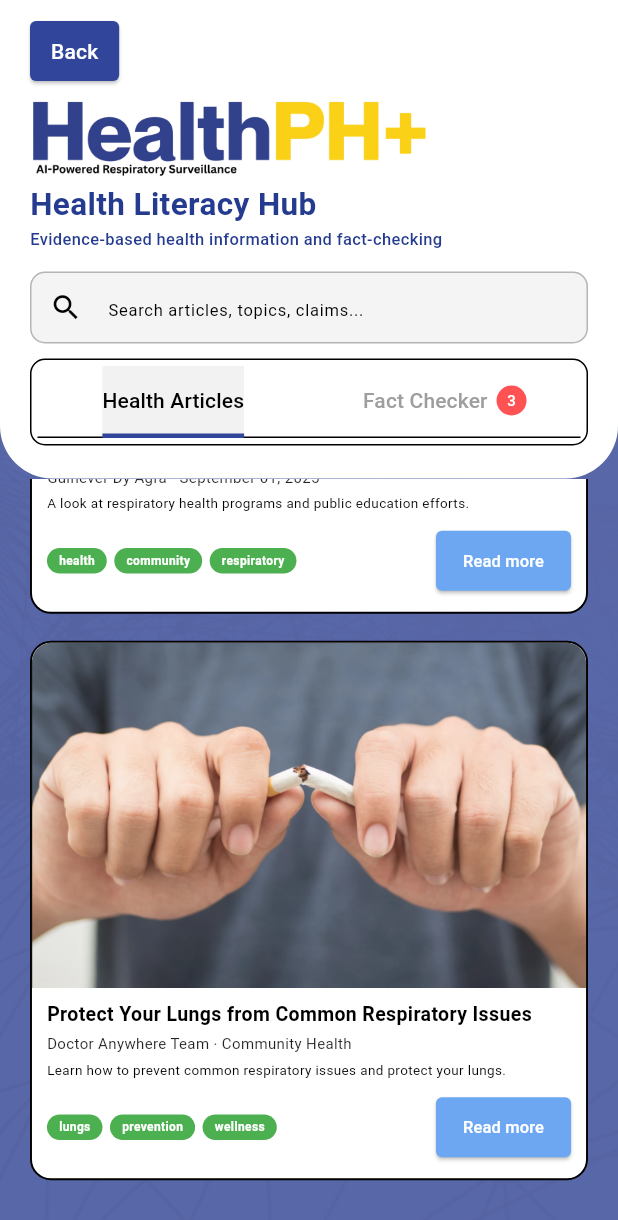
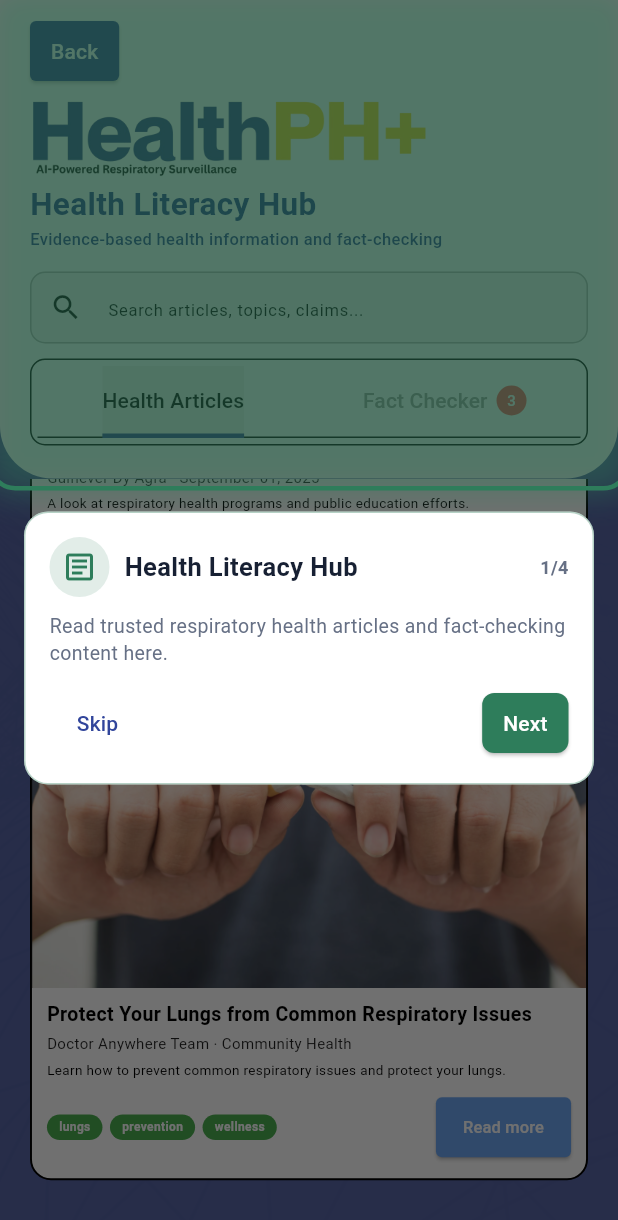
Before and after one commit to 008yam/HealthPH_Plus, a Flutter app: the HealthLiteracyPage screen opened directly, scrolled down 692 dp, on a phone screen of 412 x 824 dp. Shown: the top 1220 px of the screen. Run offline on Flutter 3.47's test engine with Material 3 defaults, Android fonts, the light colour scheme and no system bars; our stand-ins replace flutter_map, latlong2, share_plus, shared_preferences, sqflite; accounts and stored records are empty.

Commit message:
Addition of colors to intro tutorial page and Coach Marks into the pages of Data Collection and Health Literacy

```diff
--- a/lib/pages/health_literacy_page.dart
+++ b/lib/pages/health_literacy_page.dart
@@ -3,6 +3,7 @@ import 'package:url_launcher/url_launcher.dart';
 import '../theme/app_theme.dart';
 import 'package:healthphplus/main_page.dart';
 import '../theme/responsive.dart';
+import '../widgets/coach_mark.dart';
 
 class HealthLiteracyPage extends StatefulWidget {
   const HealthLiteracyPage({super.key});
@@ -13,6 +14,10 @@ class HealthLiteracyPage extends StatefulWidget {
 
 class _HealthLiteracyPageState extends State<HealthLiteracyPage> {
   final TextEditingController _searchController = TextEditingController();
+  final literacyHeaderKey = GlobalKey();
+  final literacySearchKey = GlobalKey();
+  final literacyTabsKey = GlobalKey();
+  final literacyContentKey = GlobalKey();
 
   String searchQuery = "";
 
@@ -63,6 +68,51 @@ class _HealthLiteracyPageState extends State<HealthLiteracyPage> {
   }
 
   @override
+  void initState() {
+    super.initState();
+
+    WidgetsBinding.instance.addPostFrameCallback((_) {
+      Future.delayed(const Duration(microseconds: 650), () {
+        if (!mounted) return;
+
+        CoachMark.showOnce(
+          context,
+          discoveryKey: "health_literacy_v1",
+          steps: [
+            CoachMarkStep(
+              targetKey: literacyHeaderKey, //Coach Mark for Header
+              title: "Health Literacy Hub",
+              description: "Read trusted respiratory health articles and fact-checking content here.",
+              icon: Icons.article_outlined,
+              color: AppTheme.success,
+            ),
+            CoachMarkStep( //Coach Mark for Search Bar
+              targetKey: literacySearchKey,
+              title: "Search Health Topics",
+              description: "Search Articles by topic, claim, disease, or keyword",
+              icon: Icons.search,
+              color: AppTheme.info,
+            ),
+            CoachMarkStep(
+              targetKey: literacyTabsKey,
+              title: "Articles and Fact Checks",
+              description: "Switch between health artilces and quick fact-checking cards",
+              icon: Icons.tab,
+              color: AppTheme.primary,
+            ),
+            CoachMarkStep(
+              targetKey: literacyContentKey,
+              title: "Learning Content",
+              description: "Tab an article card to open the full health resource",
+              icon: Icons.search,
+              color: AppTheme.warning,
+             ),
+            ],
+          );
+        });
+      });
+    }
+  @override
   void dispose() {
     _searchController.dispose();
     super.dispose();
@@ -93,9 +143,11 @@ class _HealthLiteracyPageState extends State<HealthLiteracyPage> {
             Column(
               children: [
             // HEADER
-            Container(
-              width: double.infinity,
-              decoration: const BoxDecoration(
+            KeyedSubtree(
+              key: literacyHeaderKey,
+              child: Container(
+                width: double.infinity,
+                decoration: const BoxDecoration(
                 color: Colors.white,
                 borderRadius: BorderRadius.only(
                   bottomLeft: Radius.circular(35),
@@ -164,8 +216,10 @@ class _HealthLiteracyPageState extends State<HealthLiteracyPage> {
                       const SizedBox(height: 14),
 
                       // SEARCH BAR - NOW FUNCTIONAL
-                      TextField(
-                        controller: _searchController,
+                      KeyedSubtree(
+                        key: literacySearchKey,
+                        child: TextField(
+                          controller: _searchController,
                         onChanged: (value) {
                           setState(() {
                             searchQuery = value.toLowerCase().trim();
@@ -196,11 +250,14 @@ class _HealthLiteracyPageState extends State<HealthLiteracyPage> {
                           ),
                         ),
                       ),
+                    ),
 
                       const SizedBox(height: 10),
 
-                      Container(
-                        padding: const EdgeInsets.all(4),
+                      KeyedSubtree(
+                        key: literacyTabsKey,
+                        child: Container(
+                          padding: const EdgeInsets.all(4),
                         decoration: BoxDecoration(
                           color: Colors.white,
                           border: Border.all(color: Colors.black),
@@ -243,14 +300,18 @@ class _HealthLiteracyPageState extends State<HealthLiteracyPage> {
                           ],
                         ),
                       ),
+                    ),
                     ],
                   ),
                 ),
               ),
             ),
+          ),
 
             Expanded(
-              child: TabBarView(
+              child: KeyedSubtree(
+                key: literacyContentKey,
+                child: TabBarView(
                 children: [
                   // HEALTH ARTICLES TAB - NOW USES FILTERED LIST
                   filteredArticles.isEmpty
@@ -307,6 +368,7 @@ class _HealthLiteracyPageState extends State<HealthLiteracyPage> {
                   ),
                 ],
               ),
+            ),
             ),
            ],
           ),
```
Also changed, not shown: lib/pages/data_collection_page.dart (+61 -3 lines).
